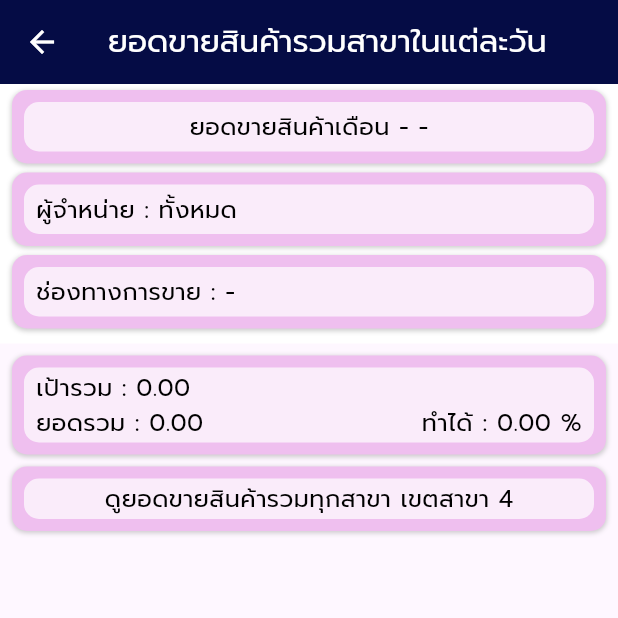
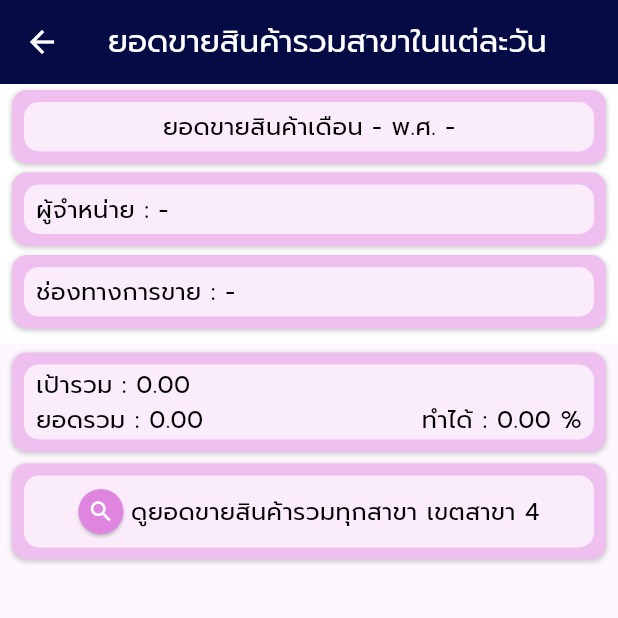
Before and after one commit to thaweeyont/Application_thaweeyont, a Flutter app: the BranchSalesList screen opened directly with empty values, on a phone screen of 412 x 824 dp, the top half of it. Run offline on Flutter 3.47's test engine with Material 3 defaults, Android fonts, the phone set to English and light mode, and no system bars; our stand-ins replace animated_text_kit, geolocator, keyboard_actions, package_info_plus, shared_preferences, webview_flutter; missing offline and left inert: loading_gifs; accounts and stored records are empty; project files that could hold a hidden picture were left out.

Commit message:
update code fixed

```diff
--- a/lib/state/state_order/branchsaleslist.dart
+++ b/lib/state/state_order/branchsaleslist.dart
@@ -84,6 +84,8 @@ class _BranchSalesListState extends State<BranchSalesList> {
   double totalTarget = 0.0, totalAmount = 0.0, percentage = 0.0;
   List<Map<String, dynamic>> dataSale = [];
   bool isScrolled = false;
+  final GlobalKey _containerKey = GlobalKey();
+  double _containerHeight = 0; // เก็บค่าความสูง
 
   @override
   void initState() {
@@ -292,6 +294,8 @@ class _BranchSalesListState extends State<BranchSalesList> {
 
   @override
   Widget build(BuildContext context) {
+    WidgetsBinding.instance.addPostFrameCallback((_) => _getContainerHeight());
+
     return Scaffold(
       appBar: const CustomAppbar(title: 'ยอดขายสินค้ารวมสาขาในแต่ละวัน'),
       body: GestureDetector(
@@ -302,7 +306,7 @@ class _BranchSalesListState extends State<BranchSalesList> {
             Positioned.fill(
               child: Column(
                 children: [
-                  SizedBox(height: 175),
+                  SizedBox(height: _containerHeight), // ✅ ปรับขนาดอัตโนมัติ
                   Expanded(
                     child: NotificationListener<ScrollNotification>(
                       onNotification: (scrollInfo) {
@@ -380,7 +384,8 @@ class _BranchSalesListState extends State<BranchSalesList> {
                                 padding: const EdgeInsets.all(8),
                                 decoration: BoxDecoration(
                                   borderRadius: const BorderRadius.all(
-                                      Radius.circular(10)),
+                                    Radius.circular(10),
+                                  ),
                                   boxShadow: [
                                     BoxShadow(
                                       color: Colors.grey.withAlpha(130),
@@ -393,7 +398,7 @@ class _BranchSalesListState extends State<BranchSalesList> {
                                 ),
                                 child: Container(
                                   padding: const EdgeInsets.symmetric(
-                                      vertical: 2, horizontal: 8),
+                                      vertical: 0, horizontal: 8),
                                   decoration: BoxDecoration(
                                     color: Colors.white.withAlpha(180),
                                     borderRadius: BorderRadius.circular(10),
@@ -404,10 +409,42 @@ class _BranchSalesListState extends State<BranchSalesList> {
                                         mainAxisAlignment:
                                             MainAxisAlignment.center,
                                         children: [
+                                          SizedBox(
+                                            width: 30,
+                                            child: ElevatedButton(
+                                              style: ElevatedButton.styleFrom(
+                                                padding:
+                                                    const EdgeInsets.symmetric(
+                                                        vertical: 8),
+                                                shape: const CircleBorder(),
+                                                backgroundColor:
+                                                    const Color.fromARGB(
+                                                        255, 223, 132, 223),
+                                              ),
+                                              onPressed: () {},
+                                              child: const Icon(
+                                                Icons.search,
+                                                color: Colors.white,
+                                              ),
+                                            ),
+                                          ),
+                                          SizedBox(width: 5),
+                                          // ElevatedButton(
+                                          //   style: ElevatedButton.styleFrom(
+                                          //     shape: const CircleBorder(),
+                                          //     backgroundColor:
+                                          //         const Color.fromARGB(
+                                          //             255, 223, 132, 223),
+                                          //   ),
+                                          //   onPressed: () {},
+                                          //   child: Icon(
+                                          //     Icons.search_rounded,
+                                          //     color: Colors.white,
+                                          //   ),
+                                          // ),
                                           Text(
                                             'ดูยอดขายสินค้ารวมทุกสาขา เขตสาขา 4',
                                             style: MyContant().h4normalStyle(),
-                                            textAlign: TextAlign.start,
                                           ),
                                         ],
                                       ),
@@ -421,7 +458,7 @@ class _BranchSalesListState extends State<BranchSalesList> {
                           return GestureDetector(
                             onTap: () {
                               print(
-                                  "ตำแหน่งที่: $index | ข้อมูล: ${saleBranchList[index]}");
+                                  "ตำแหน่งที่: $index | ข้อมูล: ${saleBranchList[index]} | หัวข้อ : $saleBranchHead");
                             },
                             child: Padding(
                               padding: const EdgeInsets.only(bottom: 8.0),
@@ -510,6 +547,7 @@ class _BranchSalesListState extends State<BranchSalesList> {
               left: 0,
               right: 0,
               child: AnimatedContainer(
+                key: _containerKey, // ✅ ใส่ key เพื่อนำไปวัดขนาด
                 duration: Duration(milliseconds: 200),
                 decoration: BoxDecoration(
                   color: Colors.white,
@@ -557,7 +595,7 @@ class _BranchSalesListState extends State<BranchSalesList> {
                                 mainAxisAlignment: MainAxisAlignment.center,
                                 children: [
                                   Text(
-                                    'ยอดขายสินค้าเดือน ${saleBranchHead?['month'] ?? '-'} ${saleBranchHead?['year'] ?? '-'}',
+                                    'ยอดขายสินค้าเดือน ${saleBranchHead?['month'] ?? '-'} พ.ศ. ${saleBranchHead?['year'] ?? '-'}',
                                     style: MyContant().h4normalStyle(),
                                   ),
                                 ],
@@ -597,7 +635,7 @@ class _BranchSalesListState extends State<BranchSalesList> {
                               Row(
                                 children: [
                                   Text(
-                                    'ผู้จำหน่าย : ทั้งหมด',
+                                    'ผู้จำหน่าย : ${saleBranchHead?['supplyname'] ?? '-'}',
                                     style: MyContant().h4normalStyle(),
                                     textAlign: TextAlign.left,
                                   ),
@@ -661,4 +699,18 @@ class _BranchSalesListState extends State<BranchSalesList> {
       ),
     );
   }
+
+  void _getContainerHeight() {
+    final RenderBox? renderBox =
+        _containerKey.currentContext?.findRenderObject() as RenderBox?;
+    if (renderBox != null) {
+      double newHeight = renderBox.size.height;
+      if (_containerHeight != newHeight) {
+        setState(() {
+          _containerHeight = newHeight;
+          print('สูง>>$_containerHeight');
+        });
+      }
+    }
+  }
 }
```
